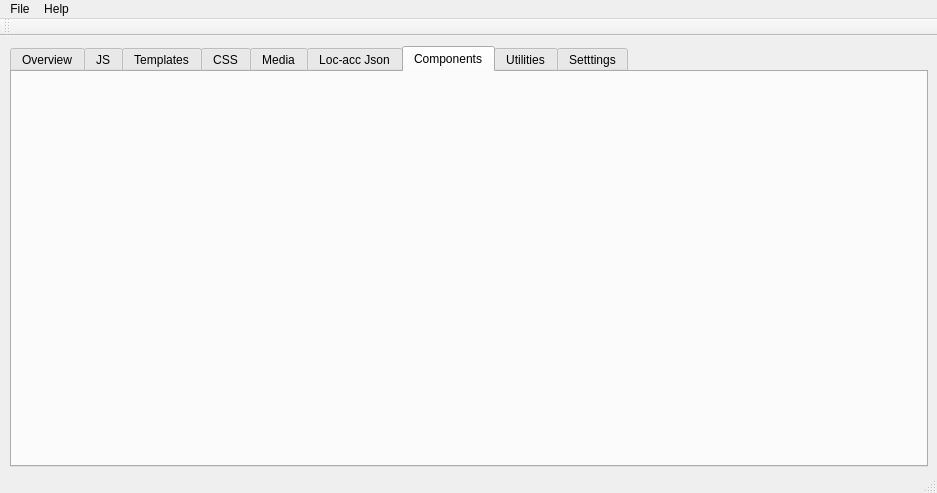
First picture: the form in mainwindow.ui, repository vihangpatel/WatchDog2, before the edit.
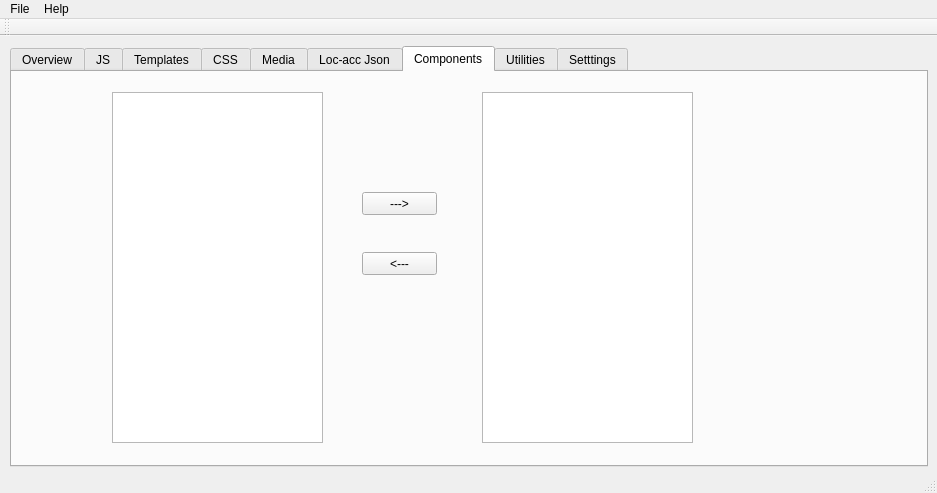
Second picture: the form after the edit. The open tabs and pages were chosen to show the change. Icons and pictures are not drawn.

Patch:
```diff
--- a/mainwindow.ui
+++ b/mainwindow.ui
@@ -2399,6 +2399,52 @@
      <attribute name="title">
       <string>Components</string>
      </attribute>
+     <widget class="QListWidget" name="origCompList">
+      <property name="geometry">
+       <rect>
+        <x>100</x>
+        <y>20</y>
+        <width>211</width>
+        <height>351</height>
+       </rect>
+      </property>
+     </widget>
+     <widget class="QListWidget" name="usedCompList">
+      <property name="geometry">
+       <rect>
+        <x>470</x>
+        <y>20</y>
+        <width>211</width>
+        <height>351</height>
+       </rect>
+      </property>
+     </widget>
+     <widget class="QPushButton" name="useComponentBtn">
+      <property name="geometry">
+       <rect>
+        <x>350</x>
+        <y>120</y>
+        <width>75</width>
+        <height>23</height>
+       </rect>
+      </property>
+      <property name="text">
+       <string>---&gt;</string>
+      </property>
+     </widget>
+     <widget class="QPushButton" name="removeComponentBtn">
+      <property name="geometry">
+       <rect>
+        <x>350</x>
+        <y>180</y>
+        <width>75</width>
+        <height>23</height>
+       </rect>
+      </property>
+      <property name="text">
+       <string>&lt;---</string>
+      </property>
+     </widget>
     </widget>
     <widget class="QWidget" name="tab_10">
      <attribute name="icon">
```
Left out of the diff: 2 changed lines with no effect on the pictures.
